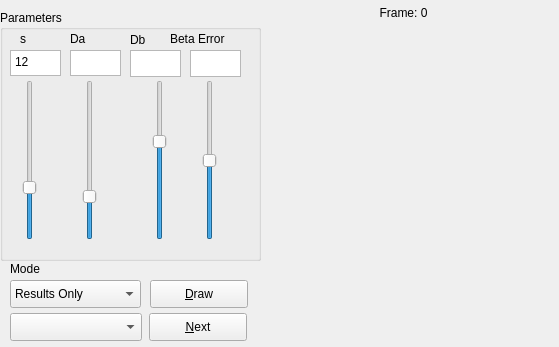
The window that mainwindow.ui (andrewrk/ReactionDiffusion) describes before a commit, drawn with Qt 5.
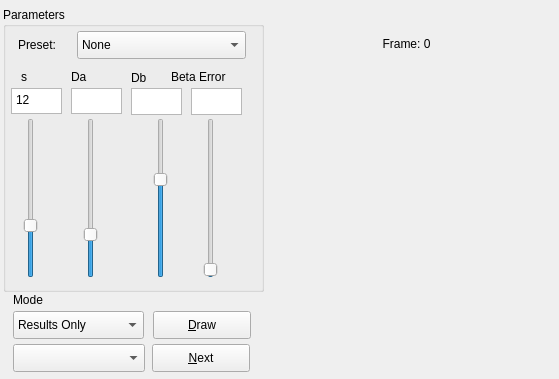
The same window after the commit.

Commit message: created some presets

```diff
--- a/mainwindow.ui
+++ b/mainwindow.ui
@@ -7,7 +7,7 @@
     <x>0</x>
     <y>0</y>
     <width>559</width>
-    <height>347</height>
+    <height>379</height>
    </rect>
   </property>
   <property name="windowTitle">
@@ -17,8 +17,8 @@
    <widget class="QComboBox" name="combo_mode">
     <property name="geometry">
      <rect>
-      <x>10</x>
-      <y>280</y>
+      <x>13</x>
+      <y>311</y>
       <width>131</width>
       <height>28</height>
      </rect>
@@ -42,8 +42,8 @@
    <widget class="QLabel" name="label_5">
     <property name="geometry">
      <rect>
-      <x>10</x>
-      <y>260</y>
+      <x>13</x>
+      <y>291</y>
       <width>68</width>
       <height>18</height>
      </rect>
@@ -55,10 +55,10 @@
    <widget class="QGroupBox" name="groupBox">
     <property name="geometry">
      <rect>
-      <x>0</x>
-      <y>10</y>
+      <x>3</x>
+      <y>7</y>
       <width>261</width>
-      <height>251</height>
+      <height>285</height>
      </rect>
     </property>
     <property name="title">
@@ -67,8 +67,8 @@
     <widget class="QLabel" name="label_4">
      <property name="geometry">
       <rect>
-       <x>170</x>
-       <y>20</y>
+       <x>168</x>
+       <y>61</y>
        <width>91</width>
        <height>18</height>
       </rect>
@@ -80,8 +80,8 @@
     <widget class="QLabel" name="label_3">
      <property name="geometry">
       <rect>
-       <x>130</x>
-       <y>20</y>
+       <x>128</x>
+       <y>61</y>
        <width>20</width>
        <height>20</height>
       </rect>
@@ -93,8 +93,8 @@
     <widget class="QLabel" name="label">
      <property name="geometry">
       <rect>
-       <x>20</x>
-       <y>20</y>
+       <x>18</x>
+       <y>61</y>
        <width>16</width>
        <height>18</height>
       </rect>
@@ -106,8 +106,8 @@
     <widget class="QSlider" name="slider_Da">
      <property name="geometry">
       <rect>
-       <x>80</x>
-       <y>70</y>
+       <x>78</x>
+       <y>111</y>
        <width>19</width>
        <height>160</height>
       </rect>
@@ -125,8 +125,8 @@
     <widget class="QSlider" name="slider_Db">
      <property name="geometry">
       <rect>
-       <x>150</x>
-       <y>70</y>
+       <x>148</x>
+       <y>111</y>
        <width>19</width>
        <height>160</height>
       </rect>
@@ -144,8 +144,8 @@
     <widget class="QLabel" name="label_2">
      <property name="geometry">
       <rect>
-       <x>70</x>
-       <y>20</y>
+       <x>68</x>
+       <y>61</y>
        <width>21</width>
        <height>18</height>
       </rect>
@@ -157,8 +157,8 @@
     <widget class="QSlider" name="slider_s">
      <property name="geometry">
       <rect>
-       <x>20</x>
-       <y>70</y>
+       <x>18</x>
+       <y>111</y>
        <width>19</width>
        <height>160</height>
       </rect>
@@ -179,14 +179,14 @@
     <widget class="QSlider" name="slider_betaError">
      <property name="geometry">
       <rect>
-       <x>200</x>
-       <y>70</y>
+       <x>198</x>
+       <y>111</y>
        <width>19</width>
        <height>160</height>
       </rect>
      </property>
      <property name="maximum">
-      <number>1000</number>
+      <number>100000</number>
      </property>
      <property name="value">
       <number>500</number>
@@ -198,8 +198,8 @@
     <widget class="QPlainTextEdit" name="text_s">
      <property name="geometry">
       <rect>
-       <x>10</x>
-       <y>40</y>
+       <x>8</x>
+       <y>81</y>
        <width>51</width>
        <height>26</height>
       </rect>
@@ -217,8 +217,8 @@
     <widget class="QPlainTextEdit" name="text_Da">
      <property name="geometry">
       <rect>
-       <x>70</x>
-       <y>40</y>
+       <x>68</x>
+       <y>81</y>
        <width>51</width>
        <height>26</height>
       </rect>
@@ -230,8 +230,8 @@
     <widget class="QPlainTextEdit" name="text_Db">
      <property name="geometry">
       <rect>
-       <x>130</x>
-       <y>40</y>
+       <x>128</x>
+       <y>81</y>
        <width>51</width>
        <height>27</height>
       </rect>
@@ -243,8 +243,8 @@
     <widget class="QPlainTextEdit" name="text_BetaError">
      <property name="geometry">
       <rect>
-       <x>190</x>
-       <y>40</y>
+       <x>188</x>
+       <y>81</y>
        <width>51</width>
        <height>27</height>
       </rect>
@@ -253,12 +253,80 @@
       <enum>Qt::ScrollBarAlwaysOff</enum>
      </property>
     </widget>
+    <widget class="QLabel" name="label_6">
+     <property name="geometry">
+      <rect>
+       <x>15</x>
+       <y>29</y>
+       <width>68</width>
+       <height>18</height>
+      </rect>
+     </property>
+     <property name="text">
+      <string>Preset:</string>
+     </property>
+    </widget>
+    <widget class="QComboBox" name="combo_presets">
+     <property name="geometry">
+      <rect>
+       <x>74</x>
+       <y>24</y>
+       <width>169</width>
+       <height>28</height>
+      </rect>
+     </property>
+     <item>
+      <property name="text">
+       <string>None</string>
+      </property>
+     </item>
+     <item>
+      <property name="text">
+       <string>Figure 2A - Large Spots</string>
+      </property>
+     </item>
+     <item>
+      <property name="text">
+       <string>Figure 2B - Small Spots</string>
+      </property>
+     </item>
+     <item>
+      <property name="text">
+       <string>Figure 2C - Cheetah</string>
+      </property>
+     </item>
+     <item>
+      <property name="text">
+       <string>Figure 2D - Leopard</string>
+      </property>
+     </item>
+     <item>
+      <property name="text">
+       <string>Figure 3A - Irregular Spots</string>
+      </property>
+     </item>
+     <item>
+      <property name="text">
+       <string>Figure 3B - Reticulation</string>
+      </property>
+     </item>
+     <item>
+      <property name="text">
+       <string>Figure 3C - Random Stripes</string>
+      </property>
+     </item>
+     <item>
+      <property name="text">
+       <string>Figure 3D - Mixed Large and Small Stripes</string>
+      </property>
+     </item>
+    </widget>
    </widget>
    <widget class="QPushButton" name="btn_draw">
     <property name="geometry">
      <rect>
-      <x>150</x>
-      <y>280</y>
+      <x>153</x>
+      <y>311</y>
       <width>98</width>
       <height>28</height>
      </rect>
@@ -270,8 +338,8 @@
    <widget class="QLabel" name="label_out">
     <property name="geometry">
      <rect>
-      <x>258</x>
-      <y>27</y>
+      <x>261</x>
+      <y>58</y>
       <width>280</width>
       <height>280</height>
      </rect>
@@ -283,8 +351,8 @@
    <widget class="QComboBox" name="combo_frameSkip">
     <property name="geometry">
      <rect>
-      <x>10</x>
-      <y>313</y>
+      <x>13</x>
+      <y>344</y>
       <width>132</width>
       <height>28</height>
      </rect>
@@ -293,8 +361,8 @@
    <widget class="QPushButton" name="btn_next">
     <property name="geometry">
      <rect>
-      <x>149</x>
-      <y>313</y>
+      <x>152</x>
+      <y>344</y>
       <width>98</width>
       <height>28</height>
      </rect>
@@ -306,8 +374,8 @@
    <widget class="QLabel" name="label_frame">
     <property name="geometry">
      <rect>
-      <x>298</x>
-      <y>3</y>
+      <x>301</x>
+      <y>34</y>
       <width>211</width>
       <height>20</height>
      </rect>
```
The commit also changes 4 other files.
